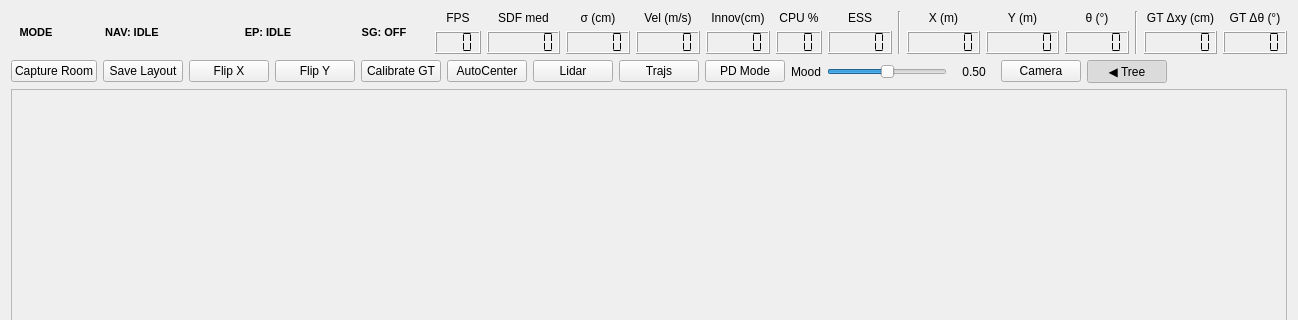
Old version of the form ainf_slamo/src/mainUI.ui in the repository pbustos/beta-robotica-class; both pictures show x 0 to 1298 and y 0 to 320 of the 1298 by 600 pixel window.
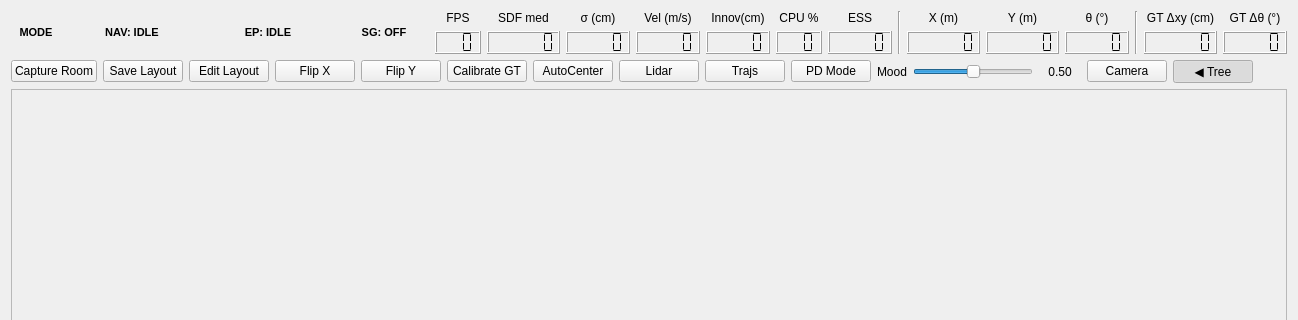
New version of the form.

```diff
--- a/ainf_slamo/src/mainUI.ui
+++ b/ainf_slamo/src/mainUI.ui
@@ -329,6 +329,13 @@
          <property name="text"><string>Save Layout</string></property>
         </widget>
        </item>
+         <item>
+          <widget class="QPushButton" name="pushButton_editLayout">
+           <property name="text"><string>Edit Layout</string></property>
+           <property name="checkable"><bool>true</bool></property>
+           <property name="toolTip"><string>Toggle 2D corner edit mode for room layout</string></property>
+          </widget>
+         </item>
        <item>
         <widget class="QPushButton" name="pushButton_flipX">
          <property name="text"><string>Flip X</string></property>
```
